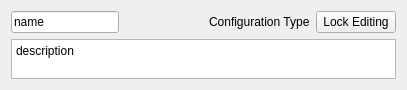
First picture: the form in atef/ui/config_overview_row.ui, repository pcdshub/atef, before the edit.
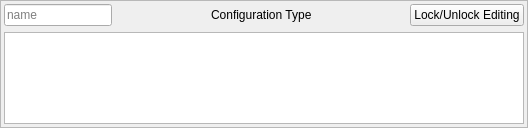
Second picture: the form after the edit.

Commit message: ENH: make the overview rows behave as intended

Patch:
```diff
--- a/atef/ui/config_overview_row.ui
+++ b/atef/ui/config_overview_row.ui
@@ -6,14 +6,62 @@
    <rect>
     <x>0</x>
     <y>0</y>
-    <width>407</width>
-    <height>89</height>
+    <width>528</width>
+    <height>128</height>
    </rect>
   </property>
+  <property name="sizePolicy">
+   <sizepolicy hsizetype="Preferred" vsizetype="Maximum">
+    <horstretch>0</horstretch>
+    <verstretch>0</verstretch>
+   </sizepolicy>
+  </property>
   <property name="windowTitle">
    <string>Form</string>
   </property>
+  <property name="autoFillBackground">
+   <bool>false</bool>
+  </property>
   <layout class="QVBoxLayout" name="verticalLayout">
+   <property name="spacing">
+    <number>0</number>
+   </property>
+   <property name="leftMargin">
+    <number>0</number>
+   </property>
+   <property name="topMargin">
+    <number>0</number>
+   </property>
+   <property name="rightMargin">
+    <number>0</number>
+   </property>
+   <property name="bottomMargin">
+    <number>0</number>
+   </property>
+   <item>
+    <widget class="QFrame" name="frame">
+     <property name="frameShape">
+      <enum>QFrame::StyledPanel</enum>
+     </property>
+     <property name="frameShadow">
+      <enum>QFrame::Sunken</enum>
+     </property>
+     <property name="lineWidth">
+      <number>2</number>
+     </property>
+     <layout class="QVBoxLayout" name="verticalLayout_2">
+      <property name="leftMargin">
+       <number>3</number>
+      </property>
+      <property name="topMargin">
+       <number>3</number>
+      </property>
+      <property name="rightMargin">
+       <number>3</number>
+      </property>
+      <property name="bottomMargin">
+       <number>3</number>
+      </property>
    <item>
     <layout class="QHBoxLayout" name="horizontalLayout">
      <property name="bottomMargin">
@@ -22,8 +70,17 @@
      <item>
       <widget class="QLineEdit" name="name_edit">
        <property name="text">
+           <string/>
+          </property>
+          <property name="frame">
+           <bool>true</bool>
+          </property>
+          <property name="placeholderText">
         <string>name</string>
        </property>
+          <property name="clearButtonEnabled">
+           <bool>false</bool>
+          </property>
       </widget>
      </item>
      <item>
@@ -46,10 +103,29 @@
        </property>
       </widget>
      </item>
+        <item>
+         <spacer name="horizontalSpacer_2">
+          <property name="orientation">
+           <enum>Qt::Horizontal</enum>
+          </property>
+          <property name="sizeHint" stdset="0">
+           <size>
+            <width>40</width>
+            <height>20</height>
+           </size>
+          </property>
+         </spacer>
+        </item>
      <item>
       <widget class="QPushButton" name="lock_button">
+          <property name="minimumSize">
+           <size>
+            <width>110</width>
+            <height>0</height>
+           </size>
+          </property>
        <property name="text">
-        <string>Lock Editing</string>
+           <string>Lock/Unlock Editing</string>
        </property>
        <property name="checkable">
         <bool>true</bool>
@@ -63,8 +139,11 @@
    </item>
    <item>
     <widget class="QPlainTextEdit" name="desc_edit">
+        <property name="enabled">
+         <bool>true</bool>
+        </property>
      <property name="sizePolicy">
-      <sizepolicy hsizetype="Expanding" vsizetype="Maximum">
+         <sizepolicy hsizetype="Expanding" vsizetype="Expanding">
        <horstretch>0</horstretch>
        <verstretch>0</verstretch>
       </sizepolicy>
@@ -72,12 +151,30 @@
      <property name="maximumSize">
       <size>
        <width>16777215</width>
-       <height>40</height>
-      </size>
-     </property>
+          <height>16777215</height>
+         </size>
+        </property>
+        <property name="lineWidth">
+         <number>1</number>
+        </property>
+        <property name="verticalScrollBarPolicy">
+         <enum>Qt::ScrollBarAlwaysOff</enum>
+        </property>
+        <property name="horizontalScrollBarPolicy">
+         <enum>Qt::ScrollBarAlwaysOff</enum>
+        </property>
      <property name="plainText">
+         <string/>
+        </property>
+        <property name="backgroundVisible">
+         <bool>false</bool>
+        </property>
+        <property name="placeholderText">
       <string>description</string>
      </property>
+       </widget>
+      </item>
+     </layout>
     </widget>
    </item>
   </layout>
```
Lines whose indentation alone changed are shown as unchanged. The commit also changes 2 other files.
